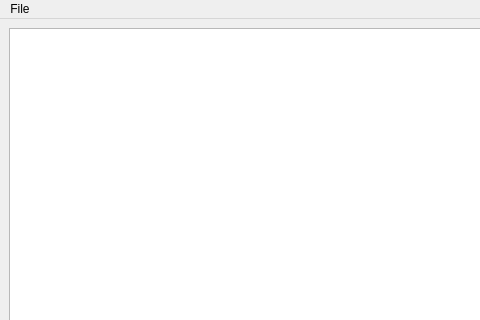
The window that mainwindow.ui (zSomnus/DataManager) describes before a commit, drawn with Qt 5; both pictures show x 0 to 480 and y 0 to 320 of the 800 by 600 pixel window.
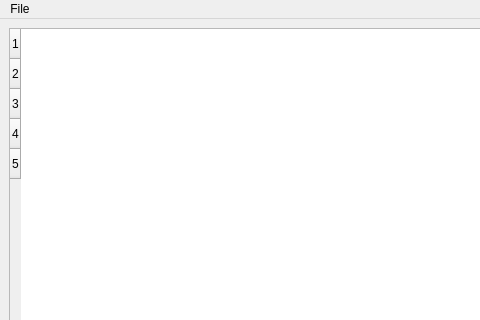
The same window after the commit.

Commit message: Change to table widget

```diff
--- a/mainwindow.ui
+++ b/mainwindow.ui
@@ -16,7 +16,16 @@
   <widget class="QWidget" name="centralwidget">
    <layout class="QGridLayout" name="gridLayout">
     <item row="0" column="0">
-     <widget class="QTableView" name="tableView"/>
+     <widget class="QTableWidget" name="tableWidget">
+      <property name="rowCount">
+       <number>5</number>
+      </property>
+      <row/>
+      <row/>
+      <row/>
+      <row/>
+      <row/>
+     </widget>
     </item>
    </layout>
   </widget>
```
The commit also changes 2 other files.
